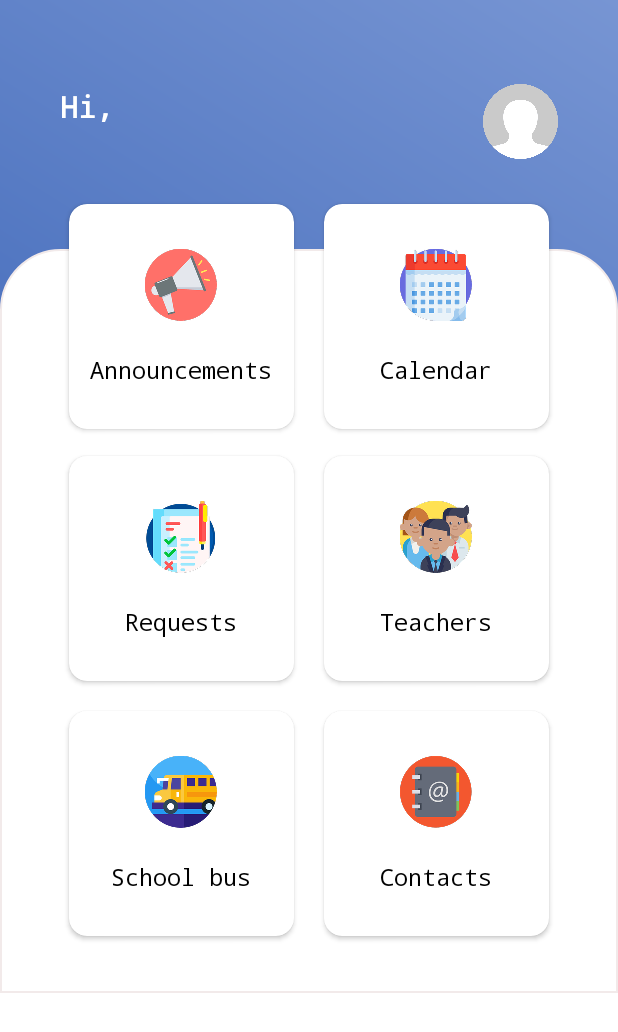
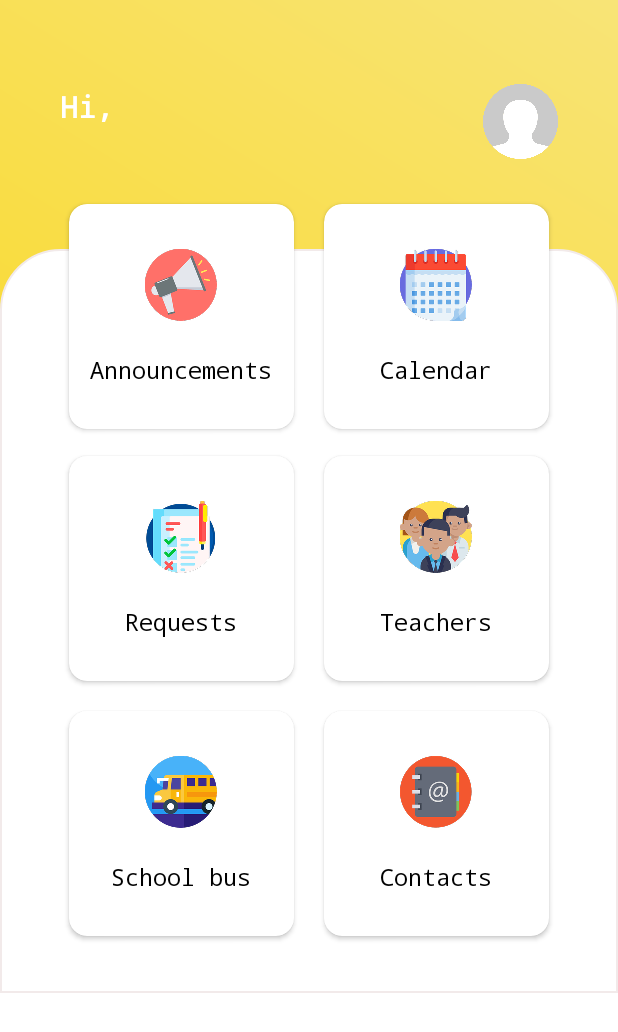
Before and after one commit to malcolmmaima/mafunzo-loop-android, an Android app: the HomeFragment screen opened directly, with no data from a screen before it, after a tap on "Announcements", on a phone screen of 412 x 824 dp. Shown: the top 1032 px of the screen. Run offline under Robolectric (Android 15) with nearby library versions, the phone set to English and light mode, and no system bars; our stand-ins replace Dagger/Hilt's generated code, Firebase (no records; nobody signed in at launch, a user with empty details on screens opened directly).

Commit message:
change color, add announcements fragment

```diff
--- a/app/src/main/res/drawable/gradient_background.xml
+++ b/app/src/main/res/drawable/gradient_background.xml
@@ -2,7 +2,7 @@
 <shape xmlns:android="http://schemas.android.com/apk/res/android"
     android:shape="rectangle">
     <gradient
-        android:startColor="#2855AE"
-        android:endColor="#7795D3"
+        android:startColor="@color/colorPrimary"
+        android:endColor="#F8E477"
         android:angle="45"/>
 </shape>
--- a/app/src/main/res/drawable/progress_bg.xml
+++ b/app/src/main/res/drawable/progress_bg.xml
@@ -25,7 +25,7 @@
         <gradient
             android:angle="0"
             android:endColor="#00ffffff"
-            android:startColor="@color/colorPrimary"
+            android:startColor="@color/colorSecondary"
             android:type="sweep"
             android:useLevel="false" />
     </shape>
--- a/app/src/main/res/values/themes.xml
+++ b/app/src/main/res/values/themes.xml
@@ -10,7 +10,7 @@
         <item name="colorSecondaryVariant">@color/colorAccent</item>
         <item name="colorOnSecondary">@color/colorPrimary</item>
         <!-- Status bar color. -->
-        <item name="android:statusBarColor" tools:targetApi="l">?attr/colorSecondaryVariant</item>
+        <item name="android:statusBarColor" tools:targetApi="l">?attr/colorPrimary</item>
         <!-- Customize your theme here. -->
         <item name="windowActionBar">false</item>
         <item name="windowNoTitle">true</item>
```
Also changed, not shown: app/src/main/java/com/mafunzo/loop/ui/announcements/AnnouncementsFragment.kt (added, +26 -0 lines), app/src/main/res/layout/fragment_announcements.xml (added, +9 -0 lines).
